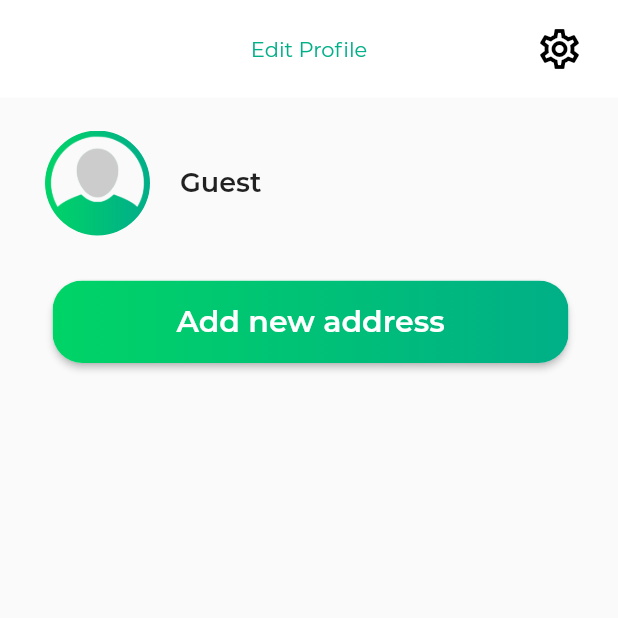
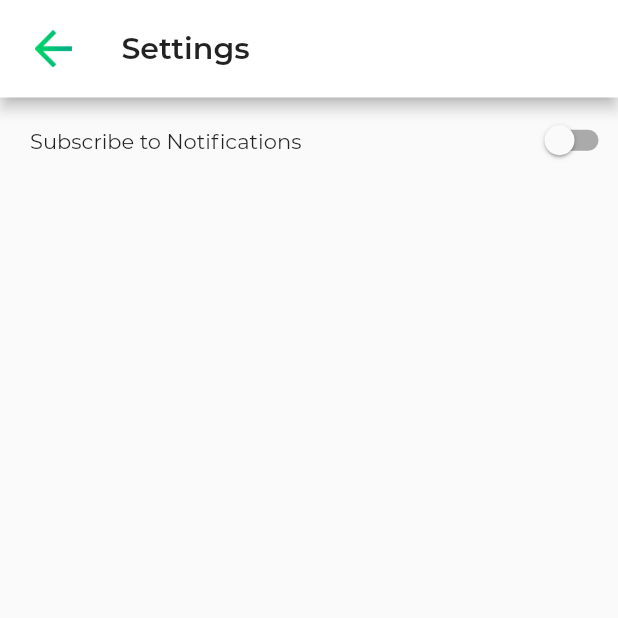
Before and after one commit to youssefdegweyy/mobile_development, a Flutter app: the ProfileScreen screen opened by its route, after a tap on the "settings" icon, on a phone screen of 412 x 824 dp, the top half of it. Run offline on Flutter 3.47's test engine with Material 2 defaults, Android fonts, the phone set to English and light mode, and no system bars; our stand-ins replace auto_size_text, awesome_notifications, firebase_auth, firebase_core, firebase_database, firebase_messaging and 4 more; missing offline and left inert: confirm_dialog; accounts and stored records are empty; generated files the repository leaves out were written again; project files that could hold a hidden picture were left out.

Commit message:
Settings

```diff
--- a/lib/main.dart
+++ b/lib/main.dart
@@ -16,6 +16,7 @@ import 'package:mycart/screens/get_started.dart';
 import 'package:mycart/screens/main_menu.dart';
 import 'package:mycart/screens/order_placed.dart';
 import 'package:mycart/screens/profile.dart';
+import 'package:mycart/screens/settings.dart';
 import 'package:mycart/screens/sign_in.dart';
 import 'package:mycart/screens/sign_up.dart';
 import 'package:flutter/material.dart';
@@ -116,6 +117,7 @@ class MyApp extends StatelessWidget {
         SendNotification.routeName: (ctx) => SendNotification(),
         Wishlist.routeName: (ctx) => Wishlist(),
         AboutUs.routeName: (ctx) => AboutUs(),
+        Settings.routeName: (ctx) => Settings(),
       },
     );
   }
--- a/lib/screens/profile.dart
+++ b/lib/screens/profile.dart
@@ -1,4 +1,5 @@
 import 'package:mycart/models/addresses/user_addresses.dart';
+import 'package:mycart/screens/settings.dart';
 import 'package:mycart/screens/submit_address_screen.dart';
 import 'package:mycart/services/data_manager.dart';
 import 'package:mycart/widgets/profile/user_addresses/user_addresses.dart';
@@ -53,7 +54,7 @@ class ProfileScreenState extends State<ProfileScreen> {
               ),
               onPressed: () => Navigator.pushNamed(
                 context,
-                ProfileScreen.routeName,
+                Settings.routeName,
               ), // Settings Screen
             ),
           ),
--- /dev/null
+++ b/lib/screens/settings.dart
@@ -0,0 +1,88 @@
+//import 'dart:html';
+
+import 'package:flutter/material.dart';
+
+class Settings extends StatefulWidget {
+  static const routeName = '/settings';
+
+  @override
+  _SettingsState createState() => _SettingsState();
+}
+
+class _SettingsState extends State<Settings> {
+  bool isSwitched = false;
+  var textValue = 'Switch is OFF';
+
+  void toggleSwitch(bool value) {
+    if (isSwitched == false) {
+      setState(() {
+        isSwitched = true;
+        textValue = 'Switch Button is ON';
+      });
+      print('Switch Button is ON');
+    } else {
+      setState(() {
+        isSwitched = false;
+        textValue = 'Switch Button is OFF';
+      });
+      print('Switch Button is OFF');
+    }
+  }
+
+  @override
+  Widget build(BuildContext context) {
+    return Scaffold(
+      appBar: PreferredSize(
+        preferredSize: Size.fromHeight(0.0),
+        child: AppBar(
+          brightness: Brightness.dark,
+          flexibleSpace: Container(
+            decoration: new BoxDecoration(
+              gradient: LinearGradient(
+                colors: <Color>[
+                  Color(0xFF00d466),
+                  Color(0xFF00af87),
+                ],
+              ),
+            ),
+          ),
+        ),
+      ),
+      body: Scaffold(
+          appBar: AppBar(
+            toolbarHeight: 65,
+            automaticallyImplyLeading: false,
+            leadingWidth: 65,
+            title: Text(
+              'Settings',
+              style: TextStyle(fontWeight: FontWeight.bold),
+            ),
+            leading: Padding(
+              padding: EdgeInsets.only(left: 15, right: 9, top: 9, bottom: 9),
+              child: IconButton(
+                icon: Image.asset('assets/images/other_icons/back_arrow.png'),
+                onPressed: () => Navigator.of(context).pop(),
+              ),
+            ),
+          ),
+          body: Row(
+            mainAxisAlignment: MainAxisAlignment.spaceBetween,
+            children: [
+              Padding(
+                padding: const EdgeInsets.all(20.0),
+                child: Text('Subscribe to Notifications'),
+              ),
+              Switch(
+                value: isSwitched,
+                onChanged: (value) {
+                  print("VALUE : $value");
+                  setState(() {
+                    isSwitched = value;
+                  });
+                },
+              )
+            ],
+          )),
+    );
+  }
+}
```
